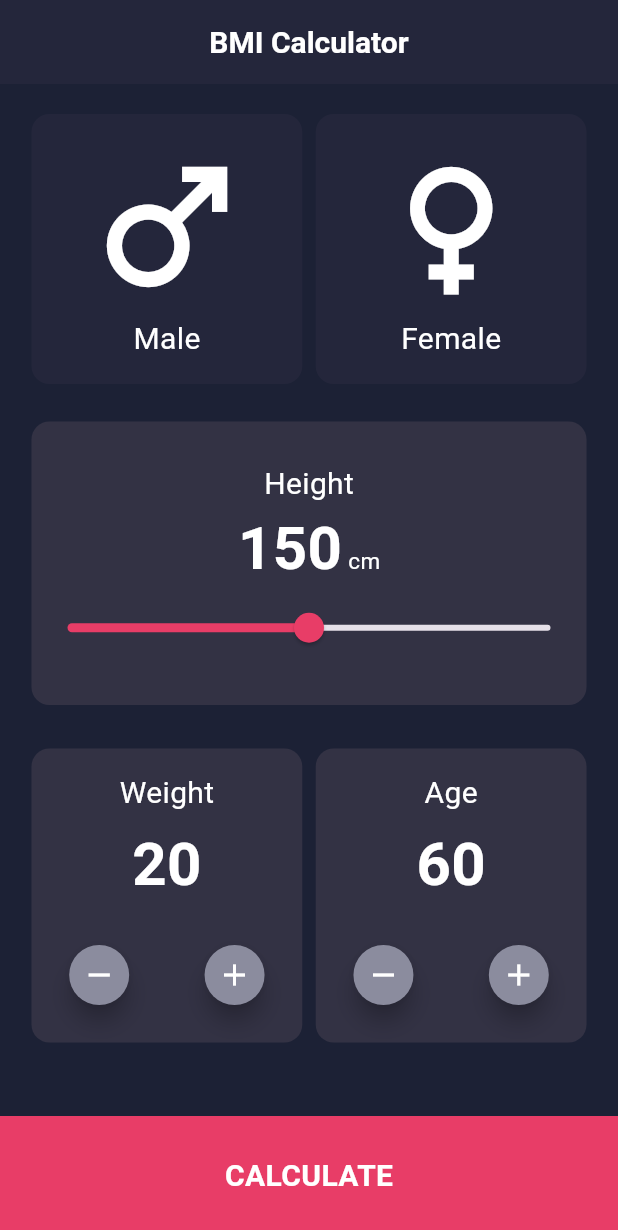
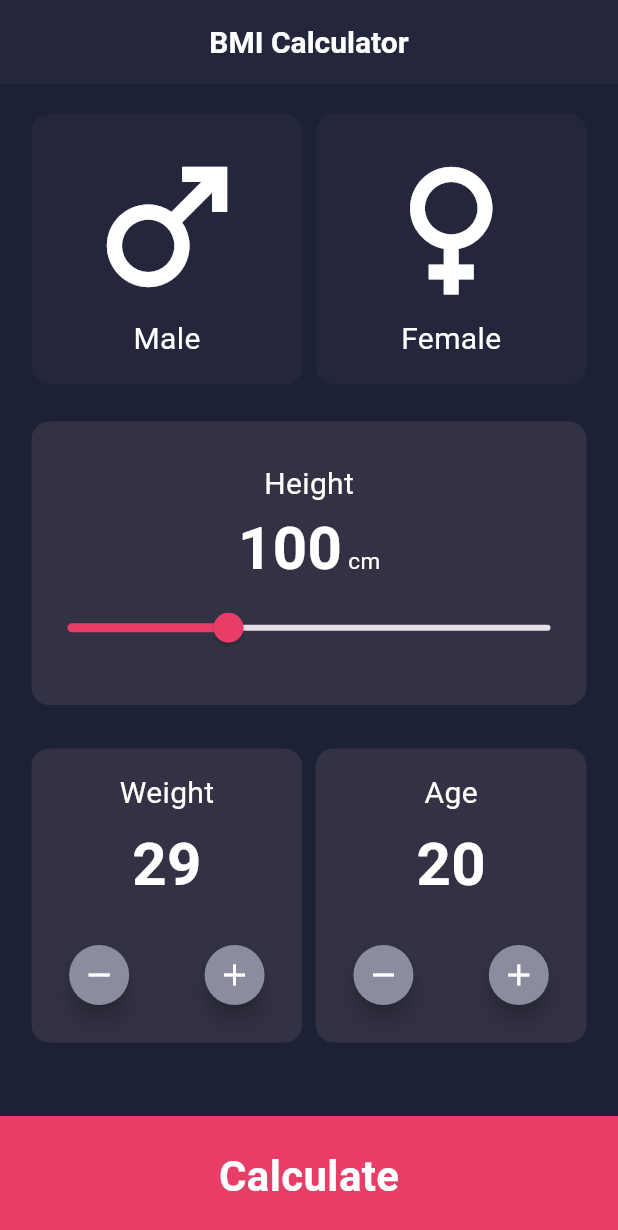
Before and after one commit to mostafa131/calculator_eraasoft, a Flutter app: the screen it shows after launch, after a tap on the "remove" icon, on a phone screen of 412 x 824 dp. Shown: the top 1230 px of the screen. Run offline on Flutter 3.47's test engine with Material 3 defaults, Android fonts, the phone set to English and light mode, and no system bars.

Commit message:
add extra screens

```diff
--- /dev/null
+++ b/lib/extra/main.dart
@@ -0,0 +1,6 @@
+import 'package:bmi_eraasoft/extra/sample_app.dart';
+import 'package:flutter/material.dart';
+
+void main(){
+  runApp(SampleApp());
+}
--- /dev/null
+++ b/lib/extra/sample_app.dart
@@ -0,0 +1,16 @@
+
+import 'package:bmi_eraasoft/extra/screens/home_screen.dart';
+import 'package:flutter/material.dart';
+
+class SampleApp extends StatelessWidget {
+  const SampleApp({super.key});
+
+  @override
+  Widget build(BuildContext context) {
+    return MaterialApp(
+      debugShowCheckedModeBanner: false,
+      home: HomeScreen(),
+
+    );
+  }
+}
--- a/lib/screens/home_screen.dart
+++ b/lib/screens/home_screen.dart
@@ -1,7 +1,20 @@
+import 'package:bmi_eraasoft/widgets/gender_container.dart';
+import 'package:bmi_eraasoft/widgets/info_container.dart';
 import 'package:flutter/material.dart';
 
-class HomeScreen extends StatelessWidget {
+class HomeScreen extends StatefulWidget {
   const HomeScreen({super.key});
+
+  @override
+  State<HomeScreen> createState() => _HomeScreenState();
+}
+
+class _HomeScreenState extends State<HomeScreen> {
+  bool isMale = false;
+  bool isFemale = false;
+  int height = 100;
+  int weight=30;
+  int age=20;
 
   @override
   Widget build(BuildContext context) {
@@ -27,40 +40,28 @@ class HomeScreen extends StatelessWidget {
               // Male / Female
               Row(
                 children: [
-                  Expanded(
-                    child: Container(
-                      height: 180,
-                      decoration: BoxDecoration(
-                        borderRadius: BorderRadius.circular(12),
-                        color: Color(0xff24263B),
-                      ),
-                      child: Column(
-                        mainAxisAlignment: MainAxisAlignment.center,
-                        children: [
-                          Icon(Icons.male, size: 120, color: Colors.white),
-                          Text("Male",
-                              style: TextStyle(fontSize: 20, color: Colors.white)),
-                        ],
-                      ),
-                    ),
+                  GenderContainer(
+                    title: "Male",
+                    icon: Icons.male,
+                    color: isMale ? Colors.red : Color(0xff24263B),
+                    onTap: () {
+                      setState(() {
+                        isMale = true;
+                        isFemale = false;
+                      });
+                    },
                   ),
                   SizedBox(width: 9),
-                  Expanded(
-                    child: Container(
-                      height: 180,
-                      decoration: BoxDecoration(
-                        borderRadius: BorderRadius.circular(12),
-                        color: Color(0xff24263B),
-                      ),
-                      child: Column(
-                        mainAxisAlignment: MainAxisAlignment.center,
-                        children: [
-                          Icon(Icons.female, size: 120, color: Colors.white),
-                          Text("Female",
-                              style: TextStyle(fontSize: 20, color: Colors.white)),
-                        ],
-                      ),
-                    ),
+                  GenderContainer(
+                    title: "Female",
+                    icon: Icons.female,
+                    color: isFemale ? Colors.red : Color(0xff24263B),
+                    onTap: () {
+                      setState(() {
+                        isMale = false;
+                        isFemale = true;
+                      });
+                    },
                   ),
                 ],
               ),
@@ -78,13 +79,15 @@ class HomeScreen extends StatelessWidget {
                 child: Column(
                   mainAxisAlignment: MainAxisAlignment.center,
                   children: [
-                    Text("Height",
-                        style: TextStyle(fontSize: 20, color: Colors.white)),
+                    Text(
+                      "Height",
+                      style: TextStyle(fontSize: 20, color: Colors.white),
+                    ),
                     Text.rich(
                       TextSpan(
                         children: [
                           TextSpan(
-                            text: "150",
+                            text: height.toString(),
                             style: TextStyle(
                               color: Colors.white,
                               fontSize: 40,
@@ -93,10 +96,7 @@ class HomeScreen extends StatelessWidget {
                           ),
                           TextSpan(
                             text: " cm",
-                            style: TextStyle(
-                              fontSize: 15,
-                              color: Colors.white,
-                            ),
+                            style: TextStyle(fontSize: 15, color: Colors.white),
                           ),
                         ],
                       ),
@@ -104,9 +104,13 @@ class HomeScreen extends StatelessWidget {
                     Slider(
                       min: 0,
                       max: 300,
-                      value: 150,
+                      value: height.toDouble(),
                       activeColor: Color(0xffE83D67),
-                      onChanged: (value) {},
+                      onChanged: (value) {
+                        setState(() {
+                          height = value.toInt();
+                        });
+                      },
                     ),
                   ],
                 ),
@@ -117,89 +121,37 @@ class HomeScreen extends StatelessWidget {
               // Weight & Age
               Row(
                 children: [
-                  Expanded(
-                    child: Container(
-                      padding:EdgeInsets.only(top: 15,bottom: 21) ,
-                      decoration: BoxDecoration(
-                        color: Color(0xff333244),
-                        borderRadius: BorderRadius.circular(12),
-                      ),
-                      child: Column(
-                        children: [
-                          Text("Weight",
-                              style: TextStyle(fontSize: 20, color: Colors.white)),
-                          SizedBox(height: 5,),
-                          Text("20",
-                              style: TextStyle(
-                                  fontSize: 40,
-                                  fontWeight: FontWeight.bold,
-                                  color: Colors.white)),
-                          SizedBox(height:21,),
-                          Row(
-                            mainAxisAlignment: MainAxisAlignment.spaceAround,
-                            children: [
-                              FloatingActionButton.small(onPressed: (){},
-                                backgroundColor: Color(0xff8B8C9E),
-                              shape: RoundedRectangleBorder(
-                                borderRadius: BorderRadius.circular(100),
-                              ),
-                                child: Icon(Icons.remove,color: Colors.white,),
-                              ),
-                              FloatingActionButton.small(onPressed: (){},
-                                backgroundColor: Color(0xff8B8C9E),
-                              shape: RoundedRectangleBorder(
-                                borderRadius: BorderRadius.circular(100),
-                              ),
-                                child: Icon(Icons.add,color: Colors.white,),
-                              ),
-                            ],
-                          )
-                        ],
-                      ),
-                    ),
+                  InfoContainer(
+                    title: "Weight",
+                    number: weight,
+                    increaseOnTap: () {
+                      setState(() {
+                        weight++;
+                      });
+                    },
+                    decreaseOnTap: () {
+                      setState(() {
+                        if(weight>25){
+                          weight--;
+                        }
+                      });
+                    },
                   ),
                   SizedBox(width: 9),
-                  Expanded(
-                    child: Container(
-                      padding:EdgeInsets.only(top: 15,bottom: 21) ,
-                      decoration: BoxDecoration(
-                        color: Color(0xff333244),
-                        borderRadius: BorderRadius.circular(12),
-                      ),
-                      child: Column(
-                        children: [
-                          Text("Age",
-                              style: TextStyle(fontSize: 20, color: Colors.white)),
-                          SizedBox(height: 5,),
-                          Text("60",
-                              style: TextStyle(
-                                  fontSize: 40,
-                                  fontWeight: FontWeight.bold,
-                                  color: Colors.white)),
-                          SizedBox(height:21,),
-                          Row(
-                            mainAxisAlignment: MainAxisAlignment.spaceAround,
-                            children: [
-                              FloatingActionButton.small(onPressed: (){},
-                                backgroundColor: Color(0xff8B8C9E),
-                                shape: RoundedRectangleBorder(
-                                  borderRadius: BorderRadius.circular(100),
-                                ),
-                                child: Icon(Icons.remove,color: Colors.white,),
-                              ),
-                              FloatingActionButton.small(onPressed: (){},
-                                backgroundColor: Color(0xff8B8C9E),
-                                shape: RoundedRectangleBorder(
-                                  borderRadius: BorderRadius.circular(100),
-                                ),
-                                child: Icon(Icons.add,color: Colors.white,),
-                              ),
-                            ],
-                          )
-                        ],
-                      ),
-                    ),
-                  ),
+                  InfoContainer(title: "Age",
+                      number: age,
+                  increaseOnTap: (){
+                    setState(() {
+                      age++;
+                    });
+                  },
+                  decreaseOnTap: (){
+                    if(age>10){
+                      setState(() {
+                        age--;
+                      });
+                    }
+                  },),
                 ],
               ),
             ],
@@ -207,17 +159,18 @@ class HomeScreen extends StatelessWidget {
         ),
       ),
 
-      bottomNavigationBar:
-      Container(
+      bottomNavigationBar: Container(
         height: 80,
         color: Color(0xffE83D67),
         alignment: Alignment.center,
-        child: Text("CALCULATE",style: TextStyle(
-          color: Colors.white,
-          fontSize: 20,
-          fontWeight: FontWeight.bold
-        ),),
-
+        child: Text(
+          "Calculate",
+          style: TextStyle(
+            color: Colors.white,
+            fontSize: 28,
+            fontWeight: FontWeight.w600,
+          ),
+        ),
       ),
     );
   }
--- /dev/null
+++ b/lib/widget/appointment_item.dart
@@ -0,0 +1 @@
+// TODO Implement this library.
--- /dev/null
+++ b/lib/widgets/gender_container.dart
@@ -0,0 +1,35 @@
+import 'package:flutter/material.dart';
+
+
+class GenderContainer extends StatelessWidget {
+ final String title;
+ final IconData icon;
+ final void Function()? onTap;
+ final Color? color;
+
+  const GenderContainer({super.key , required this.title, required this.icon, this.onTap, this.color});
+
+  @override
+  Widget build(BuildContext context) {
+    return Expanded(
+      child: InkWell(
+        onTap:onTap,
+        child: Container(
+          height: 180,
+          decoration: BoxDecoration(
+            borderRadius: BorderRadius.circular(12),
+            color: color,
+          ),
+          child: Column(
+            mainAxisAlignment: MainAxisAlignment.center,
+            children: [
+              Icon(icon, size: 120, color: Colors.white),
+              Text(title,
+                  style: TextStyle(fontSize: 20, color: Colors.white)),
+            ],
+          ),
+        ),
+      ),
+    );
+  }
+}
--- /dev/null
+++ b/lib/widgets/info_container.dart
@@ -0,0 +1,55 @@
+
+import 'package:flutter/material.dart';
+
+class InfoContainer extends StatelessWidget {
+  final String title;
+  final int number;
+  final void Function()? increaseOnTap;
+  final void Function()? decreaseOnTap;
+  const InfoContainer({super.key, required this.title, required this.number, this.increaseOnTap, this.decreaseOnTap});
+
+  @override
+  Widget build(BuildContext context) {
+    return Expanded(
+      child: Container(
+        padding:EdgeInsets.only(top: 15,bottom: 21) ,
+        decoration: BoxDecoration(
+          color: Color(0xff333244),
+          borderRadius: BorderRadius.circular(12),
+        ),
+        child: Column(
+          children: [
+            Text(title,
+                style: TextStyle(fontSize: 20, color: Colors.white)),
+            SizedBox(height: 5,),
+            Text(number.toString(),
+                style: TextStyle(
+                    fontSize: 40,
+                    fontWeight: FontWeight.bold,
+                    color: Colors.white)),
+            SizedBox(height:21,),
+            Row(
+              mainAxisAlignment: MainAxisAlignment.spaceAround,
+              children: [
+                FloatingActionButton.small(onPressed:decreaseOnTap,
+                  backgroundColor: Color(0xff8B8C9E),
+                  shape: RoundedRectangleBorder(
+                    borderRadius: BorderRadius.circular(100),
+                  ),
+                  child: Icon(Icons.remove,color: Colors.white,),
+                ),
+                FloatingActionButton.small(onPressed:increaseOnTap,
+                  backgroundColor: Color(0xff8B8C9E),
+                  shape: RoundedRectangleBorder(
+                    borderRadius: BorderRadius.circular(100),
+                  ),
+                  child: Icon(Icons.add,color: Colors.white,),
+                ),
+              ],
+            )
+          ],
+        ),
+      ),
+    );
+  }
+}
--- a/pubspec.yaml
+++ b/pubspec.yaml
@@ -58,8 +58,8 @@ flutter:
   uses-material-design: true
 
   # To add assets to your application, add an assets section, like this:
-  # assets:
-  #   - images/a_dot_burr.jpeg
+  assets:
+    - images/
   #   - images/a_dot_ham.jpeg
 
   # An image asset can refer to one or more resolution-specific "variants", see
```
Also changed, not shown: lib/extra/screens/appointment_screens.dart (added, +57 -0 lines), lib/extra/screens/home_screen.dart (added, +42 -0 lines), lib/extra/widget/appointment_item.dart (added, +51 -0 lines), images/Screen_one.png (added), images/Screen_two.png (added), images/umbrella.png (added), 1 other file.
